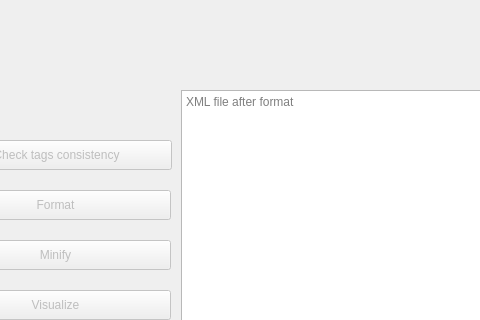
This is mainwindow.ui in osamamuhammad3623/XML_editor as Qt 5 draws it before an edit; both pictures show x 569 to 1049 and y 0 to 320 of the 1256 by 605 pixel window. The edited form follows.
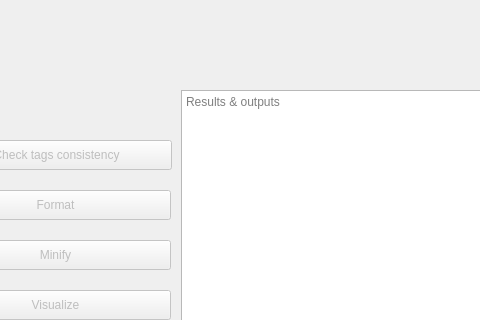
This is the edited form.

```diff
--- a/mainwindow.ui
+++ b/mainwindow.ui
@@ -52,7 +52,7 @@
      <bool>true</bool>
     </property>
     <property name="placeholderText">
-     <string>XML file after format</string>
+     <string>Results &amp; outputs</string>
     </property>
    </widget>
    <widget class="QPushButton" name="loadFile">
```
Left out of the diff: 2 changed lines with no effect on the pictures.
